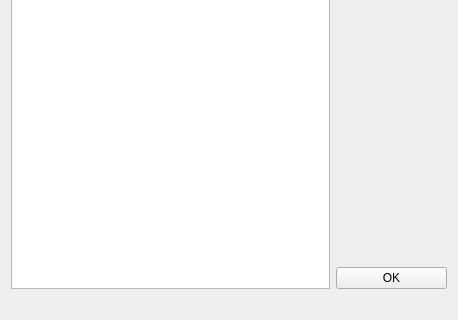
First picture: the form in dictheadwords.ui, repository goldendict/goldendict, before the edit; both pictures show x 0 to 458 and y 230 to 550 of the 458 by 550 pixel window.
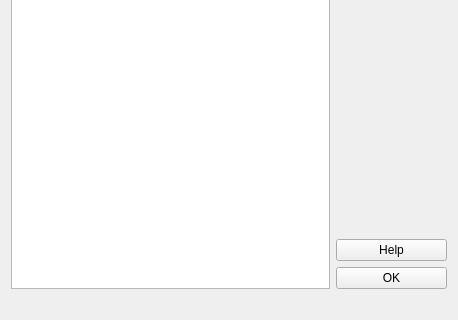
Second picture: the form after the edit.

Commit message: Add help buttons to dialogs

```diff
--- a/dictheadwords.ui
+++ b/dictheadwords.ui
@@ -73,6 +73,16 @@
          </property>
         </spacer>
        </item>
+       <item>
+        <widget class="QPushButton" name="helpButton">
+         <property name="text">
+          <string>Help</string>
+         </property>
+         <property name="autoDefault">
+          <bool>false</bool>
+         </property>
+        </widget>
+       </item>
        <item>
         <widget class="QPushButton" name="OKButton">
          <property name="text">
```
The commit also changes 19 other files.
